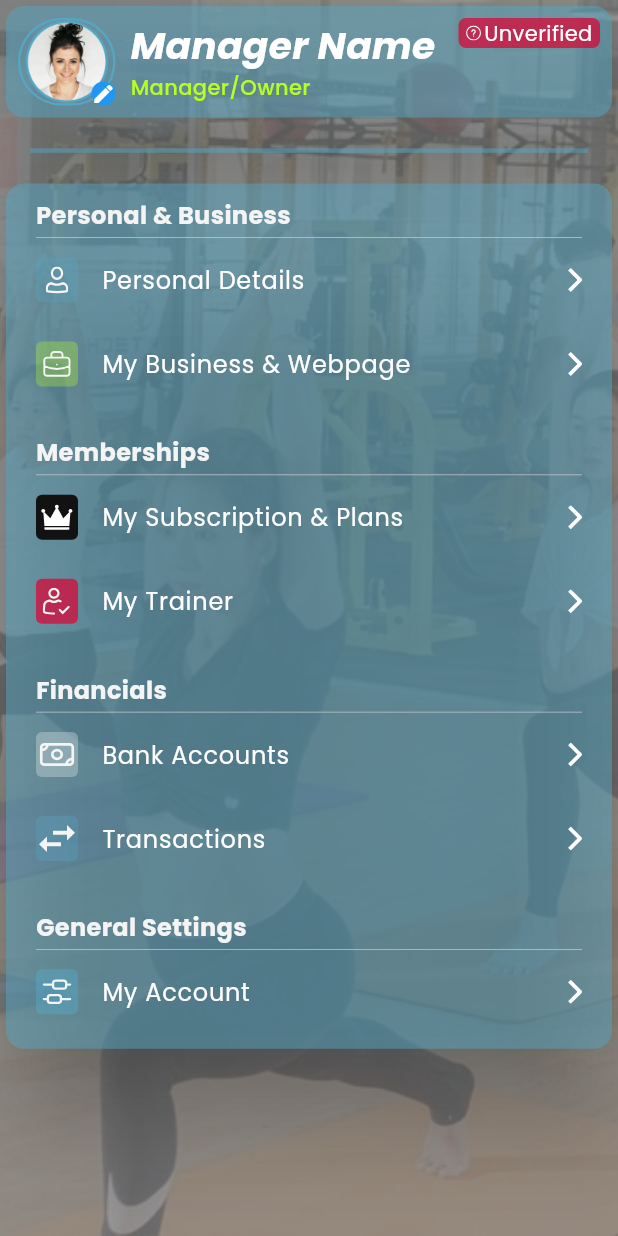
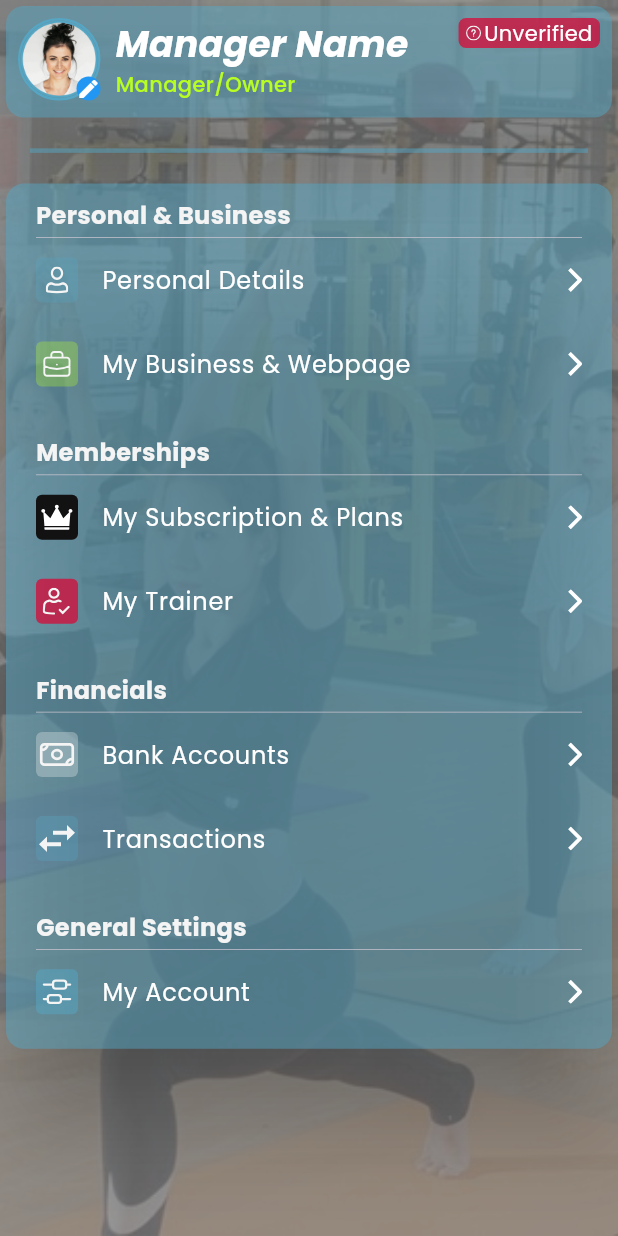
Before and after one commit to Prashant1125/My_Profile, a Flutter app: the screen it shows after launch, on a phone screen of 412 x 824 dp. Run offline on Flutter 3.47's test engine with Material 3 defaults, Android fonts, the phone set to English and light mode, and no system bars; our stand-ins replace dotted_border, flutter_svg, get, google_fonts, image_picker, percent_indicator; project files that could hold a hidden picture were left out.

Commit message:
complete ui

```diff
--- a/lib/components/profile_icon.dart
+++ b/lib/components/profile_icon.dart
@@ -10,8 +10,8 @@ class ProfileIcon extends StatelessWidget {
     return Stack(
       children: [
         Container(
-            height: 65,
-            width: 65,
+            height: 55,
+            width: 55,
             decoration: BoxDecoration(
                 border: Border.all(
                   width: 1.5,
--- a/lib/components/profile_overview_tab.dart
+++ b/lib/components/profile_overview_tab.dart
@@ -25,7 +25,7 @@ class ProfileOverviewTab extends StatelessWidget {
                   fontWeight: FontWeight.bold,
                   fontFamily: 'Poppins',
                   fontStyle: FontStyle.italic,
-                  fontSize: 25,
+                  fontSize: 24,
                   color: ColorConstant.pureWhite),
             ),
             subtitle: Text('Manager/Owner',
```
